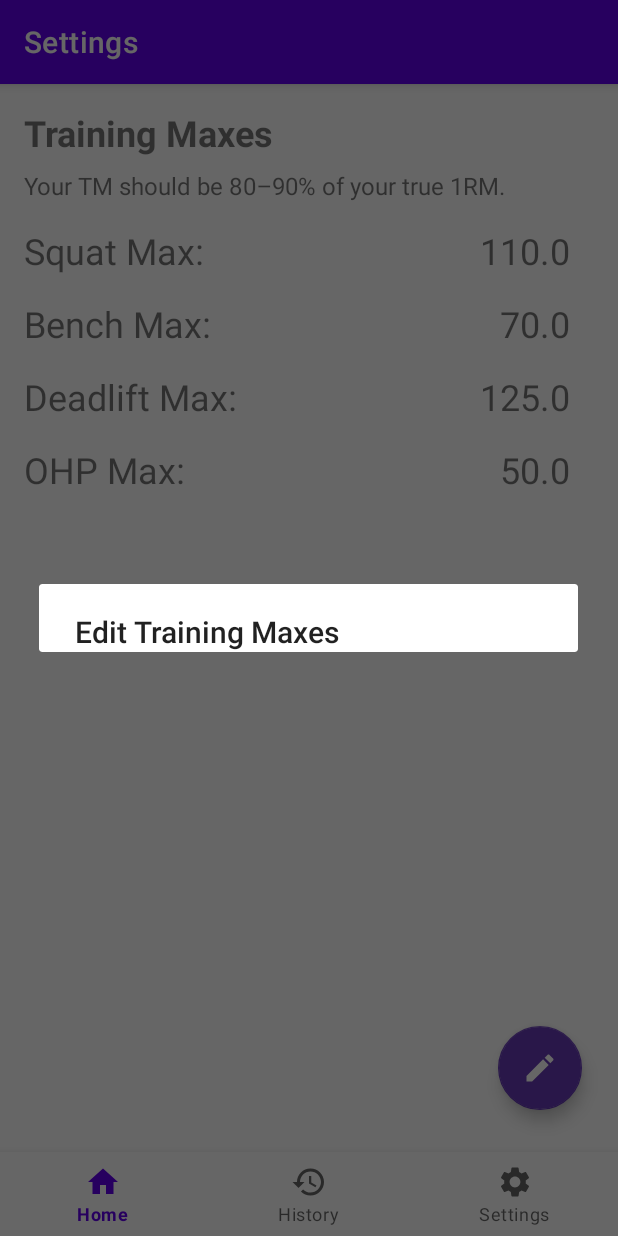
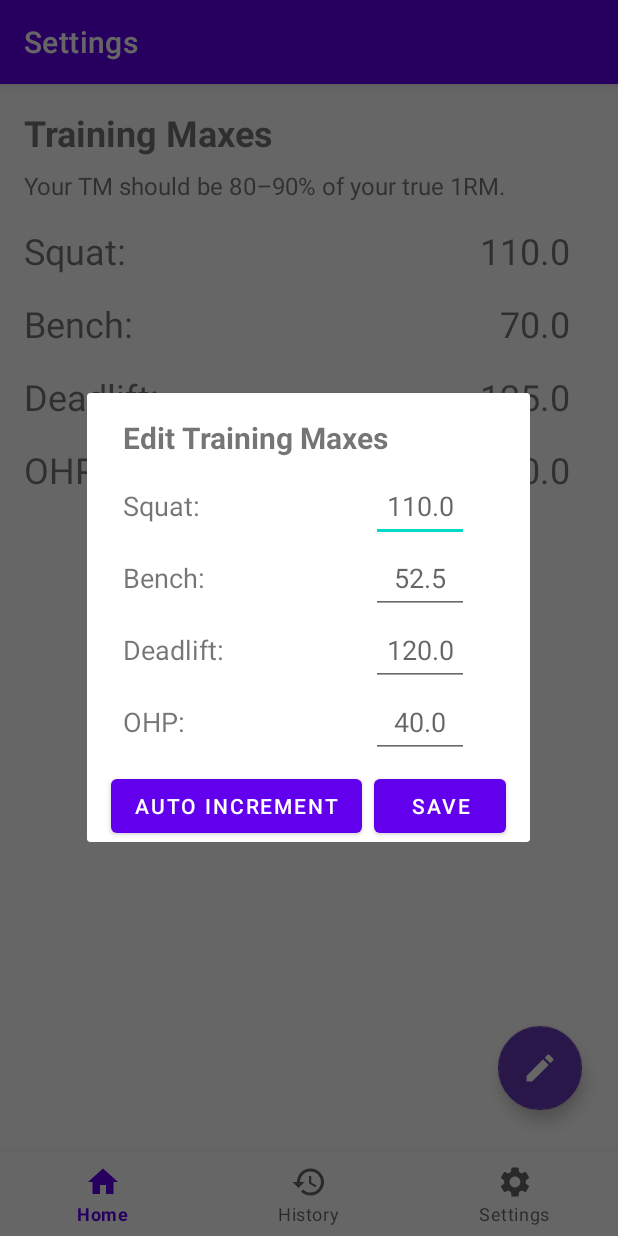
Before and after one commit to tanzian97/gym-app, an Android app: the SettingsFragment screen opened through its navigation route, after a tap on "Edit floating action button", on a phone screen of 412 x 824 dp. Run offline under Robolectric (Android 15) with nearby library versions, the phone set to English and light mode, and no system bars; our stand-ins replace navigation-ui.

Commit message:
Create layout for SettingsDialogFragment

```diff
--- a/app/src/main/java/com/example/gymapp/ui/home/HomeFragment.kt
+++ b/app/src/main/java/com/example/gymapp/ui/home/HomeFragment.kt
@@ -15,7 +15,6 @@ class HomeFragment : Fragment() {
 
     private var _binding: FragmentHomeBinding? = null
 
-    // This property is only valid between onCreateView and onDestroyView.
     private val binding get() = _binding!!
 
     override fun onCreateView(
--- a/app/src/main/java/com/example/gymapp/ui/settings/SettingsDialogFragment.kt
+++ b/app/src/main/java/com/example/gymapp/ui/settings/SettingsDialogFragment.kt
@@ -3,26 +3,28 @@ package com.example.gymapp.ui.settings
 import android.app.AlertDialog
 import android.app.Dialog
 import android.os.Bundle
+import android.view.LayoutInflater
+import android.view.View
+import android.view.ViewGroup
 import androidx.fragment.app.DialogFragment
 import com.example.gymapp.R
+import com.example.gymapp.databinding.FragmentSettingsDialogBinding
+
 
 class SettingsDialogFragment : DialogFragment() {
 
-    override fun onCreateDialog(savedInstanceState: Bundle?): Dialog {
-        return activity?.let {
-            // Use the Builder class for convenient dialog construction
-            val builder = AlertDialog.Builder(it)
-            builder.setTitle(R.string.edit_training_max)
-//                .setPositiveButton(R.string.start,
-//                    DialogInterface.OnClickListener { dialog, id ->
-//                        // START THE GAME!
-//                    })
-//                .setNegativeButton(R.string.cancel,
-//                    DialogInterface.OnClickListener { dialog, id ->
-//                        // User cancelled the dialog
-//                    })
-            builder.create()
-        } ?: throw IllegalStateException("Activity cannot be null")
+    private var _binding: FragmentSettingsDialogBinding? = null
+
+    private val binding get() = _binding!!
+
+    override fun onCreateView(
+        inflater: LayoutInflater,
+        container: ViewGroup?,
+        savedInstanceState: Bundle?,
+    ): View {
+        _binding = FragmentSettingsDialogBinding.inflate(inflater, container, false)
+
+        return binding.root
     }
 
     companion object {
--- a/app/src/main/java/com/example/gymapp/ui/settings/SettingsFragment.kt
+++ b/app/src/main/java/com/example/gymapp/ui/settings/SettingsFragment.kt
@@ -13,8 +13,6 @@ class SettingsFragment : Fragment() {
 
     private var _binding: FragmentSettingsBinding? = null
 
-    // This property is only valid between onCreateView and
-    // onDestroyView.
     private val binding get() = _binding!!
 
     override fun onCreateView(
--- a/app/src/main/res/layout/fragment_settings.xml
+++ b/app/src/main/res/layout/fragment_settings.xml
@@ -35,7 +35,7 @@
         android:layout_height="wrap_content"
         android:layout_marginStart="16dp"
         android:layout_marginTop="16dp"
-        android:text="Squat Max:"
+        android:text="Squat:"
         android:textSize="24sp"
         app:layout_constraintStart_toStartOf="parent"
         app:layout_constraintTop_toBottomOf="@+id/training_max_description" />
@@ -57,7 +57,7 @@
         android:layout_height="wrap_content"
         android:layout_marginStart="16dp"
         android:layout_marginTop="16dp"
-        android:text="Bench Max:"
+        android:text="Bench:"
         android:textSize="24sp"
         app:layout_constraintStart_toStartOf="parent"
         app:layout_constraintTop_toBottomOf="@+id/squat_max_text" />
@@ -79,7 +79,7 @@
         android:layout_height="wrap_content"
         android:layout_marginStart="16dp"
         android:layout_marginTop="16dp"
-        android:text="Deadlift Max:"
+        android:text="Deadlift:"
         android:textSize="24sp"
         app:layout_constraintStart_toStartOf="parent"
         app:layout_constraintTop_toBottomOf="@+id/bench_max_text" />
@@ -101,7 +101,7 @@
         android:layout_height="wrap_content"
         android:layout_marginStart="16dp"
         android:layout_marginTop="16dp"
-        android:text="OHP Max:"
+        android:text="OHP:"
         android:textSize="24sp"
         app:layout_constraintStart_toStartOf="parent"
         app:layout_constraintTop_toBottomOf="@+id/deadlift_max_text" />
--- /dev/null
+++ b/app/src/main/res/layout/fragment_settings_dialog.xml
@@ -0,0 +1,147 @@
+<?xml version="1.0" encoding="utf-8"?>
+<androidx.constraintlayout.widget.ConstraintLayout xmlns:android="http://schemas.android.com/apk/res/android"
+    xmlns:app="http://schemas.android.com/apk/res-auto"
+    xmlns:tools="http://schemas.android.com/tools"
+    android:layout_width="match_parent"
+    android:layout_height="match_parent">
+
+    <EditText
+        android:id="@+id/edit_squat_value"
+        android:layout_width="@dimen/weight_text_view_width"
+        android:layout_height="@dimen/text_view_height"
+        android:layout_marginTop="8dp"
+        android:layout_weight="1"
+        android:gravity="center"
+        android:hint="110.0"
+        android:inputType="numberDecimal"
+        android:maxLength="6"
+        app:layout_constraintEnd_toEndOf="parent"
+        app:layout_constraintHorizontal_bias="0.7"
+        app:layout_constraintStart_toEndOf="@+id/squat_text"
+        app:layout_constraintTop_toBottomOf="@+id/textView10" />
+
+    <EditText
+        android:id="@+id/edit_bench_value"
+        android:layout_width="@dimen/weight_text_view_width"
+        android:layout_height="@dimen/text_view_height"
+        android:gravity="center"
+        android:hint="52.5"
+        android:inputType="numberDecimal"
+        android:maxLength="6"
+        app:layout_constraintEnd_toEndOf="parent"
+        app:layout_constraintHorizontal_bias="0.7"
+        app:layout_constraintStart_toEndOf="@+id/bench_text"
+        app:layout_constraintTop_toBottomOf="@+id/edit_squat_value" />
+
+    <EditText
+        android:id="@+id/edit_deadlift_value"
+        android:layout_width="@dimen/weight_text_view_width"
+        android:layout_height="@dimen/text_view_height"
+        android:gravity="center"
+        android:hint="120.0"
+        android:inputType="numberDecimal"
+        android:maxLength="6"
+        app:layout_constraintEnd_toEndOf="parent"
+        app:layout_constraintHorizontal_bias="0.7"
+        app:layout_constraintStart_toEndOf="@+id/deadlift_text"
+        app:layout_constraintTop_toBottomOf="@+id/edit_bench_value" />
+
+    <EditText
+        android:id="@+id/edit_ohp_value"
+        android:layout_width="@dimen/weight_text_view_width"
+        android:layout_height="@dimen/text_view_height"
+        android:gravity="center"
+        android:hint="40.0"
+        android:inputType="numberDecimal"
+        android:maxLength="6"
+        app:layout_constraintEnd_toEndOf="parent"
+        app:layout_constraintHorizontal_bias="0.7"
+        app:layout_constraintStart_toEndOf="@+id/ohp_text"
+        app:layout_constraintTop_toBottomOf="@+id/edit_deadlift_value" />
+
+    <Button
+        android:id="@+id/auto_increment_button"
+        android:layout_width="wrap_content"
+        android:layout_height="wrap_content"
+        android:layout_marginStart="16dp"
+        android:layout_marginTop="8dp"
+        android:text="Auto Increment"
+        app:layout_constraintBottom_toBottomOf="parent"
+        app:layout_constraintStart_toStartOf="parent"
+        app:layout_constraintTop_toBottomOf="@+id/edit_ohp_value" />
+
+    <Button
+        android:id="@+id/save_maxes_button"
+        android:layout_width="wrap_content"
+        android:layout_height="wrap_content"
+        android:layout_marginStart="8dp"
+        android:layout_marginTop="8dp"
+        android:layout_marginEnd="16dp"
+        android:text="Save"
+        app:layout_constraintBottom_toBottomOf="parent"
+        app:layout_constraintEnd_toEndOf="parent"
+        app:layout_constraintStart_toEndOf="@+id/auto_increment_button"
+        app:layout_constraintTop_toBottomOf="@+id/edit_ohp_value" />
+
+    <TextView
+        android:id="@+id/textView10"
+        android:layout_width="wrap_content"
+        android:layout_height="wrap_content"
+        android:layout_marginStart="24dp"
+        android:layout_marginTop="16dp"
+        android:text="Edit Training Maxes"
+        android:textSize="20sp"
+        android:textStyle="bold"
+        app:layout_constraintStart_toStartOf="parent"
+        app:layout_constraintTop_toTopOf="parent" />
+
+    <TextView
+        android:id="@+id/squat_text"
+        android:layout_width="@dimen/workout_type_text_view_width"
+        android:layout_height="@dimen/text_view_height"
+        android:layout_marginStart="24dp"
+        android:layout_marginTop="8dp"
+        android:layout_weight="1"
+        android:gravity="center_vertical"
+        android:text="Squat:"
+        android:textSize="18sp"
+        app:layout_constraintStart_toStartOf="parent"
+        app:layout_constraintTop_toBottomOf="@+id/textView10" />
+
+    <TextView
+        android:id="@+id/bench_text"
+        android:layout_width="@dimen/workout_type_text_view_width"
+        android:layout_height="@dimen/text_view_height"
+        android:layout_marginStart="24dp"
+        android:layout_weight="1"
+        android:gravity="center_vertical"
+        android:text="Bench:"
+        android:textSize="18sp"
+        app:layout_constraintStart_toStartOf="parent"
+        app:layout_constraintTop_toBottomOf="@+id/squat_text" />
+
+    <TextView
+        android:id="@+id/deadlift_text"
+        android:layout_width="@dimen/workout_type_text_view_width"
+        android:layout_height="@dimen/text_view_height"
+        android:layout_marginStart="24dp"
+        android:layout_weight="1"
+        android:gravity="center_vertical"
+        android:text="Deadlift:"
+        android:textSize="18sp"
+        app:layout_constraintStart_toStartOf="parent"
+        app:layout_constraintTop_toBottomOf="@+id/bench_text" />
+
+    <TextView
+        android:id="@+id/ohp_text"
+        android:layout_width="@dimen/workout_type_text_view_width"
+        android:layout_height="@dimen/text_view_height"
+        android:layout_marginStart="24dp"
+        android:layout_weight="1"
+        android:gravity="center_vertical"
+        android:text="OHP:"
+        android:textSize="18sp"
+        app:layout_constraintStart_toStartOf="parent"
+        app:layout_constraintTop_toBottomOf="@+id/deadlift_text" />
+
+</androidx.constraintlayout.widget.ConstraintLayout>
--- a/app/src/main/res/values/dimens.xml
+++ b/app/src/main/res/values/dimens.xml
@@ -3,4 +3,7 @@
     <dimen name="activity_horizontal_margin">16dp</dimen>
     <dimen name="activity_vertical_margin">16dp</dimen>
     <dimen name="icon_size">64dp</dimen>
+    <dimen name="text_view_height">48dp</dimen>
+    <dimen name="weight_text_view_width">65dp</dimen>
+    <dimen name="workout_type_text_view_width">70dp</dimen>
 </resources>
```
